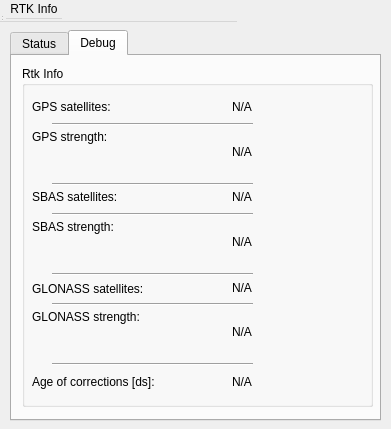
Above: rqt_gps_rtk_plugin/resource/gps_rtk_plugin.ui from ethz-asl/mav_rtk_gps before the change. Below: the same form after it.
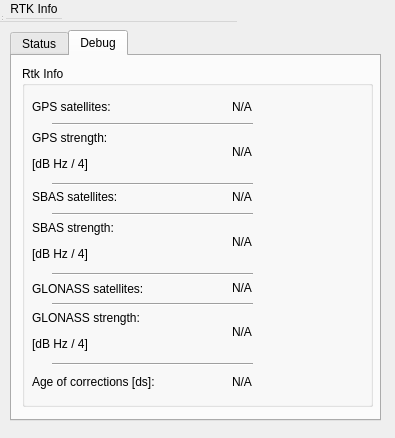
That is the form after the change.

Patch:
```diff
--- a/rqt_gps_rtk_plugin/resource/gps_rtk_plugin.ui
+++ b/rqt_gps_rtk_plugin/resource/gps_rtk_plugin.ui
@@ -6,14 +6,14 @@
    <rect>
     <x>0</x>
     <y>0</y>
-    <width>391</width>
-    <height>429</height>
+    <width>395</width>
+    <height>438</height>
    </rect>
   </property>
   <property name="minimumSize">
    <size>
-    <width>365</width>
-    <height>338</height>
+    <width>395</width>
+    <height>438</height>
    </size>
   </property>
   <property name="windowTitle">
@@ -498,7 +498,7 @@
         <x>10</x>
         <y>60</y>
         <width>101</width>
-        <height>22</height>
+        <height>51</height>
        </rect>
       </property>
       <property name="sizePolicy">
@@ -508,7 +508,7 @@
        </sizepolicy>
       </property>
       <property name="text">
-       <string>GPS strength:</string>
+       <string>&lt;html&gt;&lt;head/&gt;&lt;body&gt;&lt;p&gt;GPS strength:&lt;/p&gt;&lt;p&gt;[dB Hz / 4]&lt;/p&gt;&lt;/body&gt;&lt;/html&gt;</string>
       </property>
      </widget>
      <widget class="QLabel" name="label_gpsStrength">
@@ -593,8 +593,8 @@
        <rect>
         <x>10</x>
         <y>150</y>
-        <width>101</width>
-        <height>22</height>
+        <width>111</width>
+        <height>51</height>
        </rect>
       </property>
       <property name="sizePolicy">
@@ -604,7 +604,7 @@
        </sizepolicy>
       </property>
       <property name="text">
-       <string>SBAS strength:</string>
+       <string>&lt;html&gt;&lt;head/&gt;&lt;body&gt;&lt;p&gt;SBAS strength:&lt;/p&gt;&lt;p&gt;[dB Hz / 4]&lt;/p&gt;&lt;/body&gt;&lt;/html&gt;</string>
       </property>
      </widget>
      <widget class="QLabel" name="label_sbasStrength">
@@ -650,8 +650,8 @@
        <rect>
         <x>10</x>
         <y>240</y>
-        <width>111</width>
-        <height>22</height>
+        <width>201</width>
+        <height>51</height>
        </rect>
       </property>
       <property name="sizePolicy">
@@ -661,7 +661,7 @@
        </sizepolicy>
       </property>
       <property name="text">
-       <string>GLONASS strength:</string>
+       <string>&lt;html&gt;&lt;head/&gt;&lt;body&gt;&lt;p&gt;GLONASS strength:&lt;/p&gt;&lt;p&gt;[dB Hz / 4]&lt;/p&gt;&lt;/body&gt;&lt;/html&gt;</string>
       </property>
      </widget>
      <widget class="Line" name="line_14">
@@ -682,7 +682,7 @@
        <rect>
         <x>10</x>
         <y>210</y>
-        <width>121</width>
+        <width>161</width>
         <height>26</height>
        </rect>
       </property>
@@ -787,7 +787,7 @@
        <rect>
         <x>10</x>
         <y>120</y>
-        <width>101</width>
+        <width>121</width>
         <height>22</height>
        </rect>
       </property>
```
